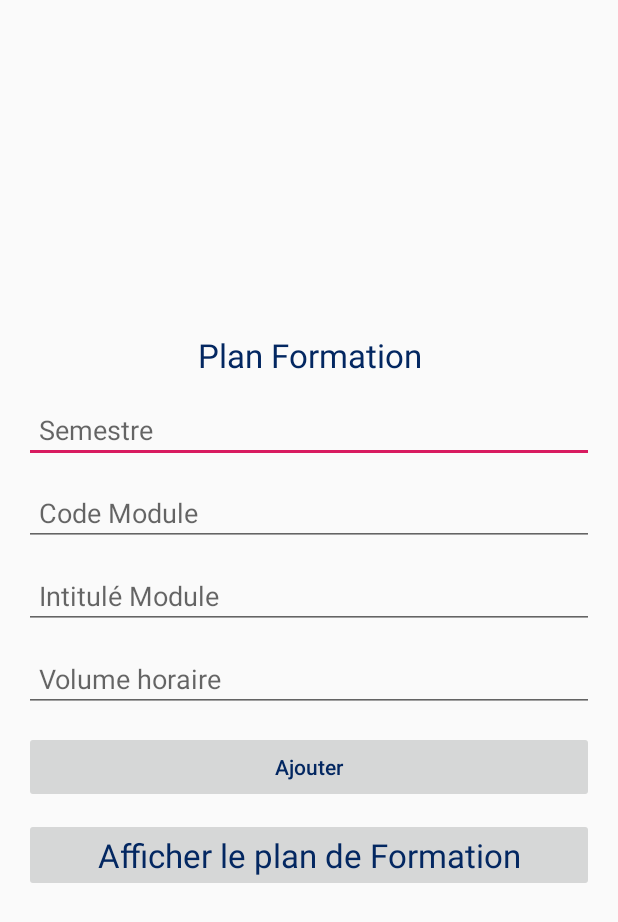
After one commit to Chadiii/Projet_Mobile, an Android app: the MainActivity1 screen opened directly, with no data from a screen before it, on a phone screen of 412 x 824 dp. The commit adds this screen. Shown: the top 922 px of the screen. Run offline under Robolectric (Android 15) with nearby library versions, the phone set to English and light mode, and no system bars; our stand-ins replace Firebase (no records; nobody signed in at launch, a user with empty details on screens opened directly).

Commit message:
Plan de formation

```diff
--- a/app/src/main/AndroidManifest.xml
+++ b/app/src/main/AndroidManifest.xml
@@ -28,6 +28,8 @@
         <activity android:name=".activity.emploi.YearActivity" />
         <activity android:name=".activity.emploi.SecondweekActivity" />
         <activity android:name=".activity.emploi.DetaildayconsultActivity" />
+        <activity android:name=".activity.PlanDeFormation.MainActivity1" />
+        <activity android:name=".activity.PlanDeFormation.ProductsActivity" />
         <activity android:name=".MainActivity">
             <intent-filter>
                 <action android:name="android.intent.action.MAIN" />
--- /dev/null
+++ b/app/src/main/java/com/example/projetmobile/activity/PlanDeFormation/MainActivity1.java
@@ -0,0 +1,124 @@
+package com.example.projetmobile.activity.PlanDeFormation;
+
+import android.content.Intent;
+import android.os.Bundle;
+import android.view.View;
+import android.widget.EditText;
+import android.widget.Toast;
+
+import androidx.annotation.NonNull;
+import androidx.appcompat.app.AppCompatActivity;
+
+import com.example.projetmobile.R;
+import com.example.projetmobile.model.Product;
+import com.google.android.gms.tasks.OnFailureListener;
+import com.google.android.gms.tasks.OnSuccessListener;
+import com.google.firebase.firestore.CollectionReference;
+import com.google.firebase.firestore.DocumentReference;
+import com.google.firebase.firestore.FirebaseFirestore;
+
+public class MainActivity1 extends AppCompatActivity implements View.OnClickListener {
+
+
+    private EditText editTextName;
+    private EditText editTextBrand;
+    private EditText editTextDesc;
+    private EditText editTextPrice;
+    private EditText editTextQty;
+
+    private FirebaseFirestore db;
+
+    @Override
+    protected void onCreate(Bundle savedInstanceState) {
+        super.onCreate(savedInstanceState);
+        setContentView(R.layout.activity_main1);
+
+        db = FirebaseFirestore.getInstance();
+
+        editTextName = findViewById(R.id.edittext_name);
+        editTextBrand = findViewById(R.id.edittext_brand);
+        editTextDesc = findViewById(R.id.edittext_desc);
+        editTextQty = findViewById(R.id.edittext_qty);
+
+        findViewById(R.id.button_save).setOnClickListener(this);
+        findViewById(R.id.textview_view_products).setOnClickListener(this);
+    }
+
+    private boolean hasValidationErrors(String name, String brand, String desc, String qty) {
+        if (name.isEmpty()) {
+            editTextName.setError("Semestre required");
+            editTextName.requestFocus();
+            return true;
+        }
+
+        if (brand.isEmpty()) {
+            editTextBrand.setError("Code required");
+            editTextBrand.requestFocus();
+            return true;
+        }
+
+        if (desc.isEmpty()) {
+            editTextDesc.setError("Intitulé required");
+            editTextDesc.requestFocus();
+            return true;
+        }
+
+
+
+        if (qty.isEmpty()) {
+            editTextQty.setError("Volume required");
+            editTextQty.requestFocus();
+            return true;
+        }
+        return false;
+    }
+
+
+    private void saveProduct(){
+        String name = editTextName.getText().toString().trim();
+        String brand = editTextBrand.getText().toString().trim();
+        String desc = editTextDesc.getText().toString().trim();
+        String qty = editTextQty.getText().toString().trim();
+
+        if (!hasValidationErrors(name, brand, desc, qty)) {
+
+            CollectionReference dbProducts = db.collection("Plan de Formation");
+
+            Product product = new Product(
+                    name,
+                    brand,
+                    desc,
+                    Integer.parseInt(qty)
+            );
+
+            dbProducts.add(product)
+                    .addOnSuccessListener(new OnSuccessListener<DocumentReference>() {
+                        @Override
+                        public void onSuccess(DocumentReference documentReference) {
+                            Toast.makeText(MainActivity1.this, " Module ajouté", Toast.LENGTH_LONG).show();
+                        }
+                    })
+                    .addOnFailureListener(new OnFailureListener() {
+                        @Override
+                        public void onFailure(@NonNull Exception e) {
+                            Toast.makeText(MainActivity1.this, e.getMessage(), Toast.LENGTH_LONG).show();
+                        }
+                    });
+
+        }
+    }
+
+    @Override
+    public void onClick(View v) {
+
+        switch(v.getId()){
+            case R.id.button_save:
+                saveProduct();
+                break;
+            case R.id.textview_view_products:
+                startActivity(new Intent(this, ProductsActivity.class));
+                break;
+        }
+
+    }
+}
--- /dev/null
+++ b/app/src/main/java/com/example/projetmobile/activity/PlanDeFormation/UpdateProductActivity.java
@@ -0,0 +1,4 @@
+package com.example.projetmobile.activity.PlanDeFormation;
+
+public class UpdateProductActivity {
+}
--- /dev/null
+++ b/app/src/main/res/layout/activity_main1.xml
@@ -0,0 +1,91 @@
+<?xml version="1.0" encoding="utf-8"?>
+<RelativeLayout xmlns:android="http://schemas.android.com/apk/res/android"
+    xmlns:app="http://schemas.android.com/apk/res-auto"
+    xmlns:tools="http://schemas.android.com/tools"
+    android:layout_width="match_parent"
+    android:layout_height="match_parent"
+    tools:context=".activity.PlanDeFormation.MainActivity1">
+
+
+    <LinearLayout
+        android:layout_width="match_parent"
+        android:layout_height="wrap_content"
+        android:layout_centerVertical="true"
+        android:orientation="vertical"
+        android:padding="16dp">
+
+        <TextView
+            android:layout_width="match_parent"
+            android:layout_height="wrap_content"
+            android:layout_marginBottom="7dp"
+            android:text="Plan Formation"
+            android:textAlignment="center"
+            android:textAppearance="@style/Base.TextAppearance.AppCompat.Large"
+            android:textColor="@color/colorPrimaryDark" />
+
+        <EditText
+            android:id="@+id/edittext_name"
+            android:layout_width="match_parent"
+            android:layout_height="wrap_content"
+            android:layout_marginBottom="5dp"
+            android:layout_marginTop="5dp"
+
+            android:hint="Semestre"
+            android:padding="10dp" />
+
+        <EditText
+            android:id="@+id/edittext_brand"
+            android:layout_width="match_parent"
+            android:layout_height="wrap_content"
+            android:layout_marginBottom="5dp"
+            android:layout_marginTop="5dp"
+
+            android:hint="Code Module"
+            android:padding="10dp" />
+
+
+        <EditText
+            android:id="@+id/edittext_desc"
+            android:layout_width="match_parent"
+            android:layout_height="wrap_content"
+            android:layout_marginBottom="5dp"
+            android:layout_marginTop="5dp"
+            android:hint="Intitulé Module"
+            android:padding="10dp" />
+
+        <EditText
+            android:id="@+id/edittext_qty"
+            android:layout_width="match_parent"
+            android:layout_height="wrap_content"
+            android:layout_marginBottom="5dp"
+            android:layout_marginTop="5dp"
+            android:digits="0123456789"
+            android:hint="Volume horaire"
+            android:inputType="text"
+            android:padding="10dp" />
+
+        <Button
+            android:id="@+id/button_save"
+            android:layout_width="match_parent"
+            android:layout_height="wrap_content"
+            android:layout_marginTop="7dp"
+            android:text="Ajouter"
+            android:textAllCaps="false"
+            android:textColor="@color/colorPrimaryDark" />
+
+        <Button
+            android:id="@+id/textview_view_products"
+            android:layout_width="match_parent"
+            android:layout_height="wrap_content"
+            android:layout_marginBottom="7dp"
+            android:layout_marginTop="10dp"
+            android:text="Afficher le plan de Formation"
+            android:textAlignment="center"
+            android:textAppearance="@style/Base.TextAppearance.AppCompat.Large"
+            android:textColor="@color/colorPrimaryDark" />
+
+
+    </LinearLayout>
+
+
+</RelativeLayout>
--- a/app/src/main/res/menu/activity_menu_drawer.xml
+++ b/app/src/main/res/menu/activity_menu_drawer.xml
@@ -20,6 +20,12 @@
                 android:id="@+id/nav_timetable"
                 android:icon="@drawable/ic_dashboard_black_24dp"
                 android:title="Emploi du temps" />
+            <item
+                android:id="@+id/nav_plandeformation"
+                android:icon="@drawable/ic_email_black_24dp"
+                android:title="Plan De Formation" />
+
+
             <item
                 android:id="@+id/nav_cours"
                 android:icon="@drawable/ic_view_agenda_black_24dp"
```
Also changed, not shown: app/src/main/java/com/example/projetmobile/activity/PlanDeFormation/ProductsActivity.java (added, +83 -0 lines), app/src/main/java/com/example/projetmobile/activity/PlanDeFormation/ProductsAdapter.java (added, +68 -0 lines), app/src/main/java/com/example/projetmobile/activity/authentication/HomeActivity.java (+12 -0 lines), app/src/main/java/com/example/projetmobile/model/Product.java (added, +44 -0 lines), app/src/main/res/layout/activity_products.xml (added, +23 -0 lines), app/src/main/res/layout/layout_product.xml (added, +52 -0 lines).
